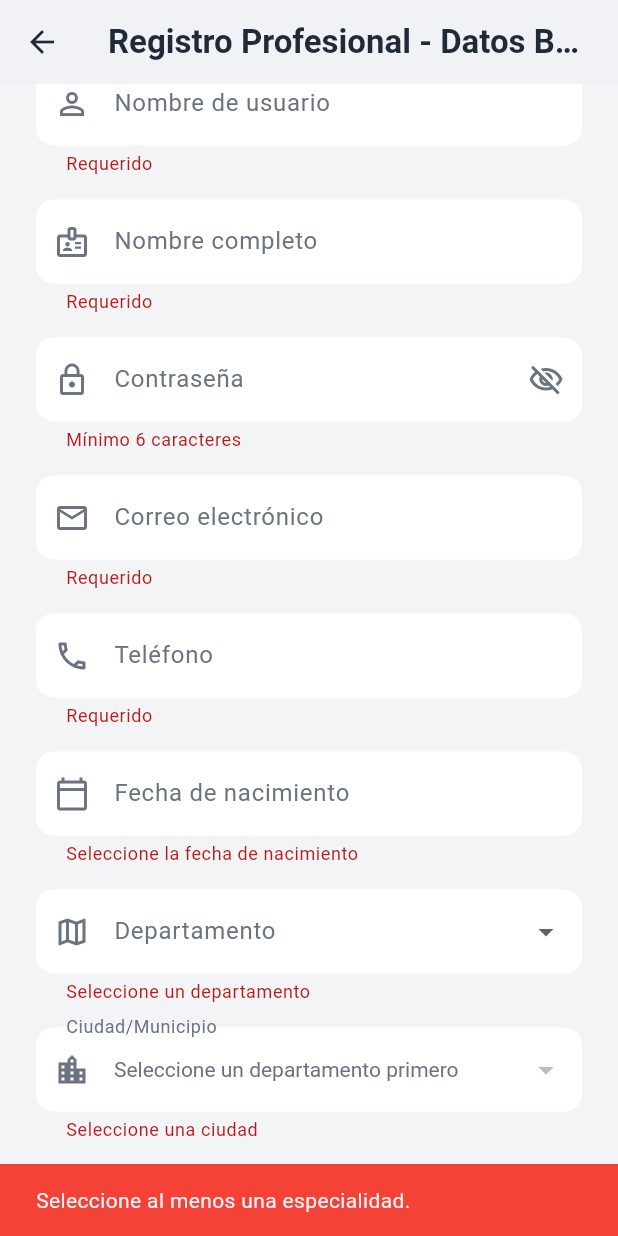
After one commit to IsaacPater31/pyp_platform, a Flutter app: the FirstRegisterViewProfessionals screen opened directly, scrolled down 215 dp, after a tap on "Continuar", on a phone screen of 412 x 824 dp. The commit adds this screen. Run offline on Flutter 3.47's test engine with Material 3 defaults, Android fonts, the light colour scheme and no system bars; our stand-ins replace flutter_dotenv, flutter_map, geocoding, geolocator, latlong2; missing offline and left inert: flutter_map_cancellable_tile_provider.

Commit message:
✨agrega endpoint POST para el registro inicial de profesionales y agrega vista formulario de registro de profesionales (primer paso) - Valida campos requeridos y formato de datos (email, password, fechas, etc). - Devuelve el ID del profesional creado y mensajes claros de éxito o error. - Implementa pantalla con formulario validando todos los campos según reglas del negocio. - Soporta selección múltiple de especialidades y validaciones específicas por tipo de documento.

```diff
--- /dev/null
+++ b/lib/vistas/profesionals/first_registerview_profesionals.dart
@@ -0,0 +1,400 @@
+import 'package:flutter/material.dart';
+
+class FirstRegisterViewProfessionals extends StatefulWidget {
+  const FirstRegisterViewProfessionals({super.key});
+
+  @override
+  State<FirstRegisterViewProfessionals> createState() => _FirstRegisterViewProfessionalsState();
+}
+
+class _FirstRegisterViewProfessionalsState extends State<FirstRegisterViewProfessionals> {
+  final _formKey = GlobalKey<FormState>();
+
+  final _numeroDocumentoController = TextEditingController();
+  final _usernameController = TextEditingController();
+  final _fullNameController = TextEditingController();
+  final _passwordController = TextEditingController();
+  final _emailController = TextEditingController();
+  final _phoneController = TextEditingController();
+  final _birthDateController = TextEditingController();
+  final _postalCodeController = TextEditingController();
+
+  String? _tipoDocumento;
+  String? _departamentoSeleccionado;
+  String? _ciudadSeleccionada;
+  bool _obscurePassword = true;
+  DateTime? _selectedDate;
+
+  final List<String> _especialidades = [];
+  final List<String> especialidadesDisponibles = ['Limpieza', 'Cocina', 'Planchado'];
+
+  final Map<String, List<String>> departamentosYMunicipios = {
+    'Atlántico': ['Barranquilla', 'Soledad'],
+    'Cundinamarca': ['Bogotá', 'Soacha'],
+    // Agrega los que necesites
+  };
+
+  @override
+  void dispose() {
+    _numeroDocumentoController.dispose();
+    _usernameController.dispose();
+    _fullNameController.dispose();
+    _passwordController.dispose();
+    _emailController.dispose();
+    _phoneController.dispose();
+    _birthDateController.dispose();
+    _postalCodeController.dispose();
+    super.dispose();
+  }
+
+  String? _validateTipoDocumento(String? value) {
+    if (value == null) return 'Seleccione el tipo de documento';
+    return null;
+  }
+
+  String? _validateNumeroDocumento(String? value) {
+    if (_tipoDocumento == null) return 'Seleccione primero el tipo de documento';
+    if (value == null || value.trim().isEmpty) return 'Ingrese el número de documento';
+
+    final numDoc = value.trim();
+
+    if (_tipoDocumento == 'Cédula de Ciudadanía') {
+      if (!RegExp(r'^\d+$').hasMatch(numDoc)) return 'Solo números';
+      if (numDoc.length < 8 || numDoc.length > 10) return 'La cédula debe tener entre 8 y 10 dígitos';
+    } else if (_tipoDocumento == 'Tarjeta de Identidad') {
+      if (!RegExp(r'^\d+$').hasMatch(numDoc)) return 'Solo números';
+      if (numDoc.length < 6 || numDoc.length > 10) return 'La tarjeta debe tener entre 6 y 10 dígitos';
+    } else if (_tipoDocumento == 'Cédula de Extranjería') {
+      // Puede contener letras y números, generalmente de 6 a 15 caracteres
+      if (!RegExp(r'^[a-zA-Z0-9]+$').hasMatch(numDoc)) return 'Solo letras y números';
+      if (numDoc.length < 6 || numDoc.length > 15) return 'La cédula de extranjería debe tener entre 6 y 15 caracteres';
+    }
+    return null;
+  }
+
+  String? _validateBirthDate(String? value) {
+    if (_selectedDate == null) return 'Seleccione la fecha de nacimiento';
+    final now = DateTime.now();
+    final age = now.year - _selectedDate!.year - ((now.month > _selectedDate!.month || (now.month == _selectedDate!.month && now.day >= _selectedDate!.day)) ? 0 : 1);
+    if (age < 18) return 'Debes ser mayor de 18 años';
+    return null;
+  }
+
+  void _submitForm() {
+    FocusScope.of(context).unfocus();
+    if (_formKey.currentState!.validate() && _especialidades.isNotEmpty) {
+      ScaffoldMessenger.of(context).showSnackBar(
+        const SnackBar(
+          content: Text('¡Datos válidos!'),
+          backgroundColor: Color(0xFF10B981),
+        ),
+      );
+    } else if (_especialidades.isEmpty) {
+      ScaffoldMessenger.of(context).showSnackBar(
+        const SnackBar(
+          content: Text('Seleccione al menos una especialidad.'),
+          backgroundColor: Colors.red,
+        ),
+      );
+    }
+  }
+
+  @override
+  Widget build(BuildContext context) {
+    return Scaffold(
+      backgroundColor: const Color(0xFFF3F4F6),
+      appBar: AppBar(
+        title: const Text(
+          'Registro Profesional - Datos Básicos',
+          style: TextStyle(
+            color: Color(0xFF1F2937),
+            fontWeight: FontWeight.bold,
+          ),
+        ),
+        backgroundColor: Colors.white,
+        elevation: 0,
+        iconTheme: const IconThemeData(color: Color(0xFF1F2937)),
+      ),
+      body: SingleChildScrollView(
+        padding: const EdgeInsets.symmetric(horizontal: 24, vertical: 16),
+        child: Form(
+          key: _formKey,
+          child: Column(
+            children: [
+              // Tipo de documento
+              DropdownButtonFormField<String>(
+                value: _tipoDocumento,
+                decoration: _inputDecoration('Tipo de documento', Icons.credit_card_outlined),
+                items: const [
+                  DropdownMenuItem(value: 'Cédula de Ciudadanía', child: Text('Cédula de Ciudadanía')),
+                  DropdownMenuItem(value: 'Tarjeta de Identidad', child: Text('Tarjeta de Identidad')),
+                  DropdownMenuItem(value: 'Cédula de Extranjería', child: Text('Cédula de Extranjería')),
+                ],
+                onChanged: (val) => setState(() {
+                  _tipoDocumento = val;
+                  _numeroDocumentoController.clear();
+                }),
+                validator: _validateTipoDocumento,
+                dropdownColor: Colors.white,
+                style: const TextStyle(color: Color(0xFF1F2937)),
+              ),
+              const SizedBox(height: 16),
+
+              // Número de documento
+              TextFormField(
+                controller: _numeroDocumentoController,
+                keyboardType: _tipoDocumento == 'Cédula de Extranjería'
+                    ? TextInputType.text
+                    : TextInputType.number,
+                decoration: _inputDecoration('Número de documento', Icons.numbers_outlined),
+                validator: _validateNumeroDocumento,
+                style: const TextStyle(color: Color(0xFF1F2937)),
+              ),
+              const SizedBox(height: 16),
+
+              // Username
+              _buildTextField(
+                label: 'Nombre de usuario',
+                controller: _usernameController,
+                icon: Icons.person_outline,
+                validator: (v) => (v == null || v.trim().isEmpty) ? 'Requerido' : null,
+              ),
+              const SizedBox(height: 16),
+
+              // Nombre completo
+              _buildTextField(
+                label: 'Nombre completo',
+                controller: _fullNameController,
+                icon: Icons.badge_outlined,
+                validator: (v) => (v == null || v.trim().isEmpty) ? 'Requerido' : null,
+              ),
+              const SizedBox(height: 16),
+
+              // Contraseña
+              TextFormField(
+                controller: _passwordController,
+                obscureText: _obscurePassword,
+                decoration: _inputDecoration('Contraseña', Icons.lock_outline).copyWith(
+                  suffixIcon: IconButton(
+                    icon: Icon(
+                      _obscurePassword ? Icons.visibility_off_outlined : Icons.visibility_outlined,
+                      color: const Color(0xFF6B7280),
+                    ),
+                    onPressed: () => setState(() => _obscurePassword = !_obscurePassword),
+                  ),
+                ),
+                validator: (v) => v == null || v.length < 6 ? 'Mínimo 6 caracteres' : null,
+                style: const TextStyle(color: Color(0xFF1F2937)),
+              ),
+              const SizedBox(height: 16),
+
+              // Correo electrónico
+              _buildTextField(
+                label: 'Correo electrónico',
+                controller: _emailController,
+                icon: Icons.email_outlined,
+                keyboardType: TextInputType.emailAddress,
+                validator: (v) {
+                  if (v == null || v.trim().isEmpty) return 'Requerido';
+                  final emailRegex = RegExp(r'^[\w-\.]+@([\w-]+\.)+[\w-]{2,4}$');
+                  if (!emailRegex.hasMatch(v.trim())) return 'Correo inválido';
+                  return null;
+                },
+              ),
+              const SizedBox(height: 16),
+
+              // Teléfono
+              _buildTextField(
+                label: 'Teléfono',
+                controller: _phoneController,
+                icon: Icons.phone_outlined,
+                keyboardType: TextInputType.phone,
+                validator: (v) {
+                  if (v == null || v.trim().isEmpty) return 'Requerido';
+                  final phoneRegex = RegExp(r'^\d{10,}$');
+                  if (!phoneRegex.hasMatch(v.trim())) return 'Teléfono inválido';
+                  return null;
+                },
+              ),
+              const SizedBox(height: 16),
+
+              // Fecha de nacimiento
+              TextFormField(
+                controller: _birthDateController,
+                readOnly: true,
+                decoration: _inputDecoration('Fecha de nacimiento', Icons.calendar_today_outlined),
+                onTap: () async {
+                  final date = await showDatePicker(
+                    context: context,
+                    initialDate: DateTime.now().subtract(const Duration(days: 365 * 18)),
+                    firstDate: DateTime(1900),
+                    lastDate: DateTime.now(),
+                    builder: (context, child) {
+                      return Theme(
+                        data: Theme.of(context).copyWith(
+                          colorScheme: const ColorScheme.light(
+                            primary: Color(0xFF1F2937),
+                          ),
+                        ),
+                        child: child!,
+                      );
+                    },
+                  );
+                  if (date != null) {
+                    setState(() {
+                      _selectedDate = date;
+                      _birthDateController.text = "${date.day}/${date.month}/${date.year}";
+                    });
+                  }
+                },
+                validator: _validateBirthDate,
+                style: const TextStyle(color: Color(0xFF1F2937)),
+              ),
+              const SizedBox(height: 16),
+
+              // Departamento
+              DropdownButtonFormField<String>(
+                value: _departamentoSeleccionado,
+                decoration: _inputDecoration('Departamento', Icons.map_outlined),
+                items: departamentosYMunicipios.keys.map((String value) {
+                  return DropdownMenuItem<String>(
+                    value: value,
+                    child: Text(value, style: const TextStyle(color: Color(0xFF1F2937))),
+                  );
+                }).toList(),
+                onChanged: (value) => setState(() {
+                  _departamentoSeleccionado = value;
+                  _ciudadSeleccionada = null;
+                }),
+                validator: (value) => value == null ? 'Seleccione un departamento' : null,
+                dropdownColor: Colors.white,
+                style: const TextStyle(color: Color(0xFF1F2937)),
+              ),
+              const SizedBox(height: 16),
+
+              // Ciudad/Municipio
+              DropdownButtonFormField<String>(
+                value: _ciudadSeleccionada,
+                decoration: _inputDecoration('Ciudad/Municipio', Icons.location_city_outlined),
+                items: _departamentoSeleccionado == null
+                    ? []
+                    : departamentosYMunicipios[_departamentoSeleccionado]!
+                        .map((String value) {
+                          return DropdownMenuItem<String>(
+                            value: value,
+                            child: Text(value, style: const TextStyle(color: Color(0xFF1F2937))),
+                          );
+                        }).toList(),
+                onChanged: (value) => setState(() => _ciudadSeleccionada = value),
+                validator: (value) => value == null ? 'Seleccione una ciudad' : null,
+                disabledHint: const Text('Seleccione un departamento primero', style: TextStyle(color: Color(0xFF6B7280))),
+                dropdownColor: Colors.white,
+                style: const TextStyle(color: Color(0xFF1F2937)),
+              ),
+              const SizedBox(height: 16),
+
+              // Código postal
+              _buildTextField(
+                label: 'Código postal',
+                controller: _postalCodeController,
+                icon: Icons.numbers_outlined,
+                keyboardType: TextInputType.number,
+                validator: (v) => (v == null || v.trim().isEmpty) ? 'Requerido' : null,
+              ),
+              const SizedBox(height: 16),
+
+              // Especialidades (multiselección)
+              Align(
+                alignment: Alignment.centerLeft,
+                child: Text(
+                  'Especialidades (selecciona al menos una)',
+                  style: TextStyle(
+                    color: Colors.grey[800],
+                    fontWeight: FontWeight.bold,
+                  ),
+                ),
+              ),
+              const SizedBox(height: 8),
+              Wrap(
+                spacing: 10,
+                children: especialidadesDisponibles.map((esp) {
+                  final selected = _especialidades.contains(esp);
+                  return ChoiceChip(
+                    label: Text(esp, style: TextStyle(
+                      color: selected ? Colors.white : const Color(0xFF1F2937),
+                    )),
+                    selected: selected,
+                    selectedColor: const Color(0xFF1F2937),
+                    backgroundColor: const Color(0xFFF3F4F6),
+                    onSelected: (isSelected) {
+                      setState(() {
+                        if (isSelected) {
+                          _especialidades.add(esp);
+                        } else {
+                          _especialidades.remove(esp);
+                        }
+                      });
+                    },
+                  );
+                }).toList(),
+              ),
+              const SizedBox(height: 28),
+
+              SizedBox(
+                width: double.infinity,
+                child: ElevatedButton(
+                  onPressed: _submitForm,
+                  style: ElevatedButton.styleFrom(
+                    backgroundColor: const Color(0xFF1F2937),
+                    padding: const EdgeInsets.symmetric(vertical: 16),
+                    shape: RoundedRectangleBorder(
+                      borderRadius: BorderRadius.circular(10),
+                    ),
+                  ),
+                  child: const Text(
+                    'Continuar',
+                    style: TextStyle(
+                      fontSize: 16,
+                      color: Colors.white,
+                    ),
+                  ),
+                ),
+              ),
+            ],
+          ),
+        ),
+      ),
+    );
+  }
+
+  Widget _buildTextField({
+    required String label,
+    required TextEditingController controller,
+    required IconData icon,
+    required String? Function(String?)? validator,
+    TextInputType? keyboardType,
+  }) {
+    return TextFormField(
+      controller: controller,
+      keyboardType: keyboardType,
+      decoration: _inputDecoration(label, icon),
+      validator: validator,
+      style: const TextStyle(color: Color(0xFF1F2937)),
+    );
+  }
+
+  InputDecoration _inputDecoration(String label, IconData icon) {
+    return InputDecoration(
+      labelText: label,
+      prefixIcon: Icon(icon, color: const Color(0xFF6B7280)),
+      filled: true,
+      fillColor: Colors.white,
+      border: OutlineInputBorder(
+        borderRadius: BorderRadius.circular(12),
+        borderSide: BorderSide.none,
+      ),
+      contentPadding: const EdgeInsets.symmetric(vertical: 16, horizontal: 16),
+      labelStyle: const TextStyle(color: Color(0xFF6B7280)),
+    );
+  }
+}
--- a/lib/vistas/role_selection_view.dart
+++ b/lib/vistas/role_selection_view.dart
@@ -1,5 +1,6 @@
 import 'package:flutter/material.dart';
 import 'package:pyp_platform/vistas/client_register_view.dart';
+import 'package:pyp_platform/vistas/profesionals/first_registerview_profesionals.dart';
 
 class RoleSelectionView extends StatefulWidget {
   const RoleSelectionView({super.key});
@@ -77,7 +78,7 @@ class RoleSelectionViewState extends State<RoleSelectionView> {
                       if (selectedRole == 'cliente') {
                         Navigator.push(context, MaterialPageRoute(builder: (context) => const ClientRegisterView()));
                       } else if (selectedRole == 'profesional') {
-                        // Navigator.push(context, MaterialPageRoute(builder: (context) => const ProfessionalRegisterView()));
+                        Navigator.push(context, MaterialPageRoute(builder: (context) => const FirstRegisterViewProfessionals()));
                       }
                     },
                     style: ElevatedButton.styleFrom(
```
Also changed, not shown: lib/controladores/profesionals/register_profesionals_firststep.dart (added), 4 other files.
